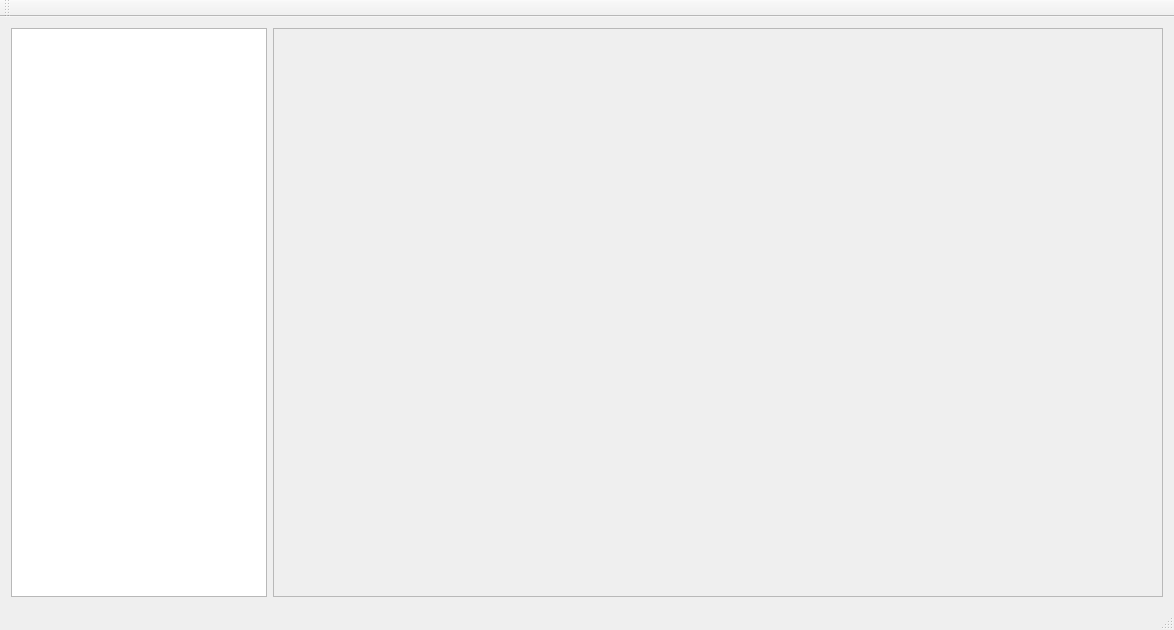
First picture: the form in forms/MainWindow.ui, repository LauraYan/QT_Graph_Project, before the edit.
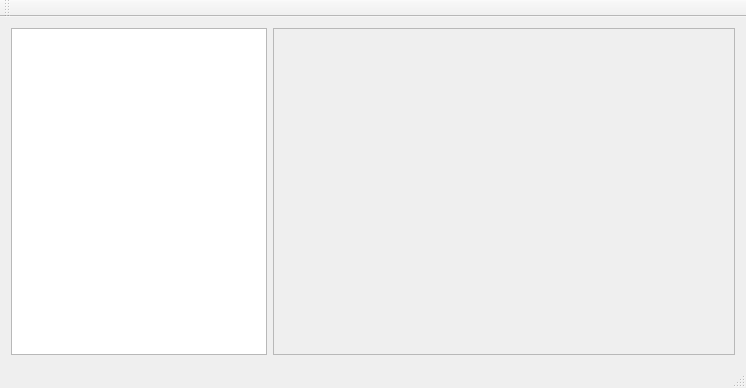
Second picture: the form after the edit.

```diff
--- a/forms/MainWindow.ui
+++ b/forms/MainWindow.ui
@@ -6,13 +6,16 @@
    <rect>
     <x>0</x>
     <y>0</y>
-    <width>1174</width>
-    <height>630</height>
+    <width>746</width>
+    <height>388</height>
    </rect>
   </property>
   <property name="windowTitle">
    <string>QT Graph Project</string>
   </property>
+  <property name="layoutDirection">
+   <enum>Qt::LeftToRight</enum>
+  </property>
   <widget class="QWidget" name="centralWidget">
    <layout class="QGridLayout" name="gridLayout">
     <item row="0" column="0">
```
Left out of the diff: 11 changed lines with no effect on the pictures.
